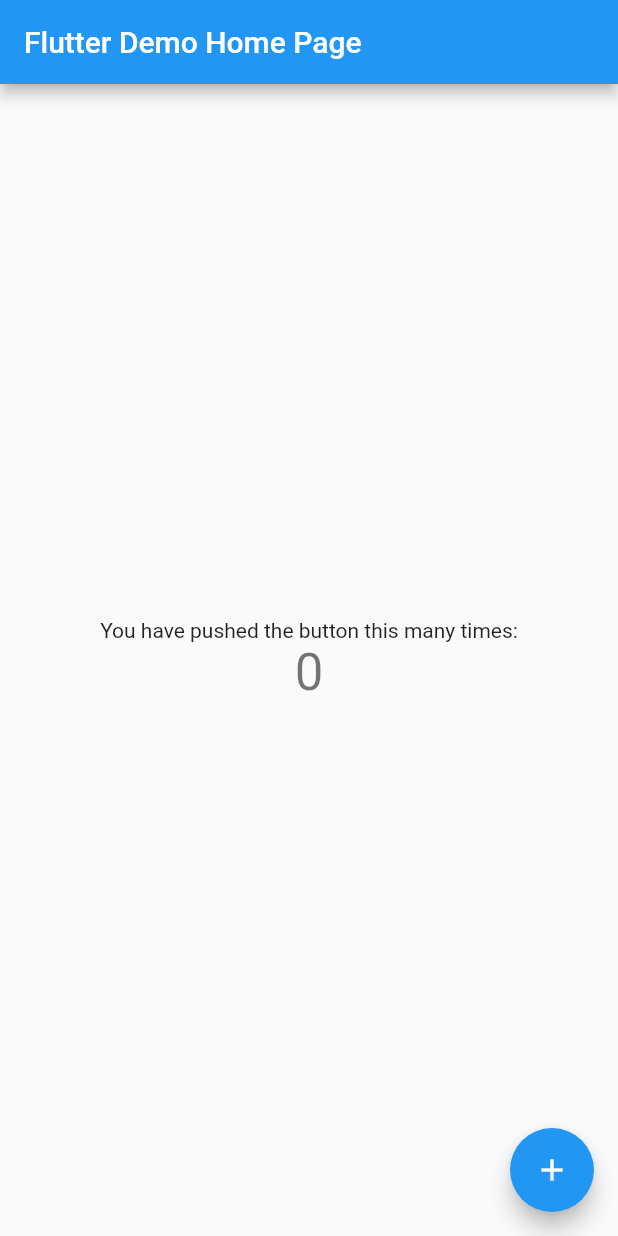
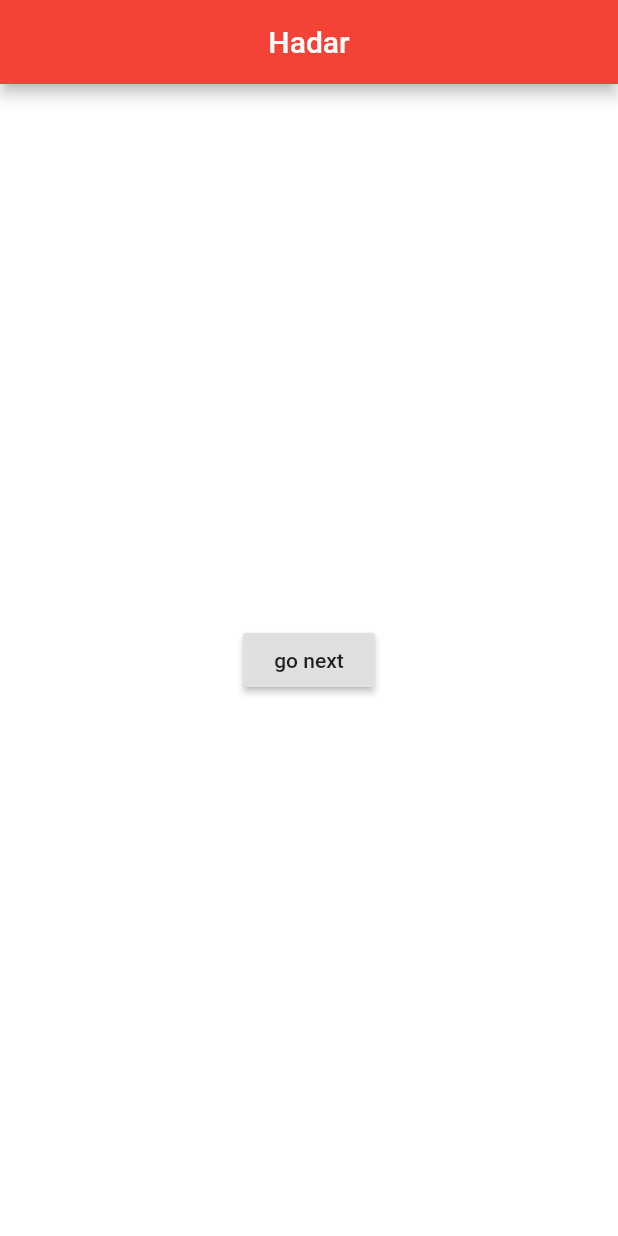
Before and after one commit to haitham-kablan/HadarSocialNetwork, a Flutter app: the screen it shows after launch, on a phone screen of 412 x 824 dp. Run offline on Flutter 3.47's test engine with Material 2 defaults, Android fonts, the light colour scheme and no system bars.

Commit message:
add login screen and home page screen

```diff
--- a/hadar/lib/main.dart
+++ b/hadar/lib/main.dart
@@ -1,113 +1,106 @@
 import 'package:flutter/material.dart';
 
+
 void main() {
-  runApp(MyApp());
+  runApp(MaterialApp(
+    home: Log_In_Screen(),
+  ));
 }
 
-class MyApp extends StatelessWidget {
-  // This widget is the root of your application.
+class Log_In_Screen extends StatelessWidget {
   @override
   Widget build(BuildContext context) {
-    return MaterialApp(
-      title: 'Flutter Demo',
-      theme: ThemeData(
-        // This is the theme of your application.
-        //
-        // Try running your application with "flutter run". You'll see the
-        // application has a blue toolbar. Then, without quitting the app, try
-        // changing the primarySwatch below to Colors.green and then invoke
-        // "hot reload" (press "r" in the console where you ran "flutter run",
-        // or simply save your changes to "hot reload" in a Flutter IDE).
-        // Notice that the counter didn't reset back to zero; the application
-        // is not restarted.
-        primarySwatch: Colors.blue,
+    return Scaffold(
+      backgroundColor: Colors.white,
+      appBar: AppBar(
+        backgroundColor: Colors.red,
+        title: Text('Hadar'),
+        centerTitle: true,
       ),
-      home: MyHomePage(title: 'Flutter Demo Home Page'),
+      body: Center(
+        child: RaisedButton(
+          child: Text("go next"),
+          onPressed: () {
+            Navigator.push(
+              context,
+              MaterialPageRoute(builder: (context) => Home_Page_Screen()),
+            );
+          },
+        ),
+      ),
+
     );
   }
 }
 
-class MyHomePage extends StatefulWidget {
-  MyHomePage({Key key, this.title}) : super(key: key);
 
-  // This widget is the home page of your application. It is stateful, meaning
-  // that it has a State object (defined below) that contains fields that affect
-  // how it looks.
-
-  // This class is the configuration for the state. It holds the values (in this
-  // case the title) provided by the parent (in this case the App widget) and
-  // used by the build method of the State. Fields in a Widget subclass are
-  // always marked "final".
-
-  final String title;
+class Home_Page_Screen extends StatelessWidget {
+  static const String _title = 'Home Page';
 
   @override
-  _MyHomePageState createState() => _MyHomePageState();
+  Widget build(BuildContext context) {
+    return MaterialApp(
+      title: _title,
+      home: MyStatefulWidget(),
+    );
+  }
 }
 
-class _MyHomePageState extends State<MyHomePage> {
-  int _counter = 0;
+/// This is the stateful widget that the main application instantiates.
+class MyStatefulWidget extends StatefulWidget {
+  MyStatefulWidget({Key key}) : super(key: key);
+  @override
+  _MyStatefulWidgetState createState() => _MyStatefulWidgetState();
+}
 
-  void _incrementCounter() {
+/// This is the private State class that goes with MyStatefulWidget.
+class _MyStatefulWidgetState extends State<MyStatefulWidget> {
+  int _selectedIndex = 0;
+  static const TextStyle optionStyle =
+  TextStyle(fontSize: 30, fontWeight: FontWeight.bold);
+  static const List<Widget> _widgetOptions = <Widget>[
+    Text(
+      'Index 0: Home',
+      style: optionStyle,
+    ),
+    Text(
+      'Index 1: Profile',
+      style: optionStyle,
+    ),
+
+  ];
+
+  void _onItemTapped(int index) {
     setState(() {
-      // This call to setState tells the Flutter framework that something has
-      // changed in this State, which causes it to rerun the build method below
-      // so that the display can reflect the updated values. If we changed
-      // _counter without calling setState(), then the build method would not be
-      // called again, and so nothing would appear to happen.
-      _counter++;
+      _selectedIndex = index;
     });
   }
 
   @override
   Widget build(BuildContext context) {
-    // This method is rerun every time setState is called, for instance as done
-    // by the _incrementCounter method above.
-    //
-    // The Flutter framework has been optimized to make rerunning build methods
-    // fast, so that you can just rebuild anything that needs updating rather
-    // than having to individually change instances of widgets.
     return Scaffold(
       appBar: AppBar(
-        // Here we take the value from the MyHomePage object that was created by
-        // the App.build method, and use it to set our appbar title.
-        title: Text(widget.title),
+        title: const Text('Home Page'),
       ),
       body: Center(
-        // Center is a layout widget. It takes a single child and positions it
-        // in the middle of the parent.
-        child: Column(
-          // Column is also a layout widget. It takes a list of children and
-          // arranges them vertically. By default, it sizes itself to fit its
-          // children horizontally, and tries to be as tall as its parent.
-          //
-          // Invoke "debug painting" (press "p" in the console, choose the
-          // "Toggle Debug Paint" action from the Flutter Inspector in Android
-          // Studio, or the "Toggle Debug Paint" command in Visual Studio Code)
-          // to see the wireframe for each widget.
-          //
-          // Column has various properties to control how it sizes itself and
-          // how it positions its children. Here we use mainAxisAlignment to
-          // center the children vertically; the main axis here is the vertical
-          // axis because Columns are vertical (the cross axis would be
-          // horizontal).
-          mainAxisAlignment: MainAxisAlignment.center,
-          children: <Widget>[
-            Text(
-              'You have pushed the button this many times:',
-            ),
-            Text(
-              '$_counter',
-              style: Theme.of(context).textTheme.headline4,
-            ),
-          ],
-        ),
+        child: _widgetOptions.elementAt(_selectedIndex),
       ),
-      floatingActionButton: FloatingActionButton(
-        onPressed: _incrementCounter,
-        tooltip: 'Increment',
-        child: Icon(Icons.add),
-      ), // This trailing comma makes auto-formatting nicer for build methods.
+      bottomNavigationBar: BottomNavigationBar(
+        items: const <BottomNavigationBarItem>[
+          BottomNavigationBarItem(
+            icon: Icon(Icons.home),
+            label: 'Home',
+          ),
+          BottomNavigationBarItem(
+            icon: Icon(Icons.account_box),
+            label: 'Profile',
+          ),
+
+        ],
+        currentIndex: _selectedIndex,
+        selectedItemColor: Colors.amber[800],
+        onTap: _onItemTapped,
+      ),
     );
   }
 }
```
Also changed, not shown: 2 other files.
